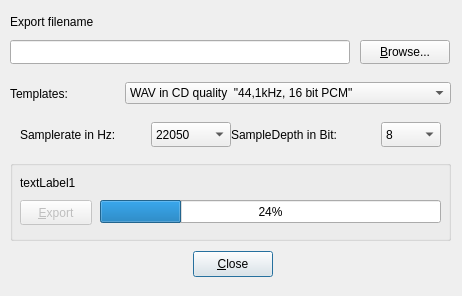
Above: gui/src/UI/ExportSongDialog_UI.ui from hydrogen-music/hydrogen before the change. Below: the same form after it.
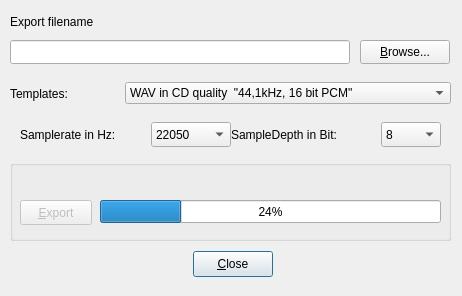
That is the form after the change.

Commit message: fixed default text of a export dialog label

The edit to the form file:
```diff
--- a/gui/src/UI/ExportSongDialog_UI.ui
+++ b/gui/src/UI/ExportSongDialog_UI.ui
@@ -145,7 +145,7 @@
      </rect>
     </property>
     <property name="text">
-     <string>textLabel1</string>
+     <string/>
     </property>
    </widget>
   </widget>
```
